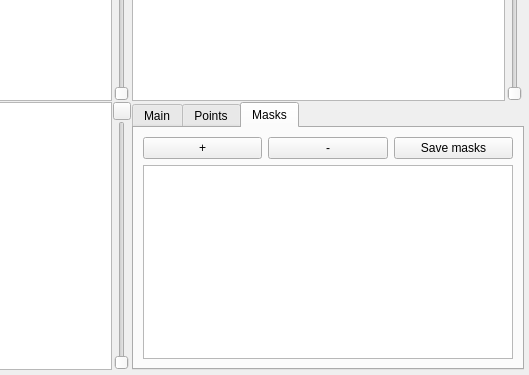
The window that mimir_ui.ui (Darnagof/Mimir) describes before a commit, drawn with Qt 5; both pictures show x 266 to 795 and y 186 to 561 of the 795 by 561 pixel window.
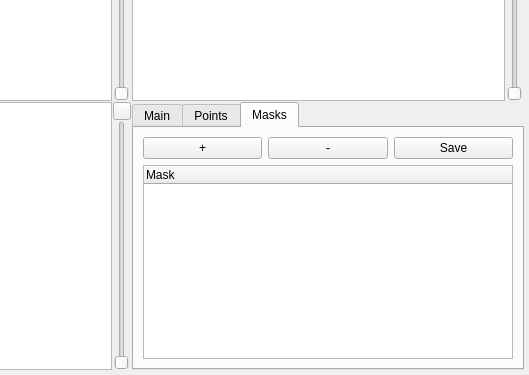
The same window after the commit. The open tabs and pages were chosen to show the change. Icons and pictures are not drawn. Custom widgets are drawn as their Qt base class.

Commit message: Added masks tree list, masks and mask points deletion, goto mask and mask point function by double click

The edit to the form file:
```diff
--- a/mimir_ui.ui
+++ b/mimir_ui.ui
@@ -255,14 +255,23 @@
               <item>
                <widget class="QPushButton" name="saveMasksBt">
                 <property name="text">
-                 <string>Save masks</string>
+                 <string>Save</string>
                 </property>
                </widget>
               </item>
              </layout>
             </item>
             <item>
-             <widget class="QTableView" name="masksList"/>
+             <widget class="QTreeWidget" name="masksList">
+              <property name="columnCount">
+               <number>1</number>
+              </property>
+              <column>
+               <property name="text">
+                <string>Mask</string>
+               </property>
+              </column>
+             </widget>
             </item>
            </layout>
           </widget>
```
Left out of the diff: 2 changed lines with no effect on the pictures. The commit also changes 5 other files.
